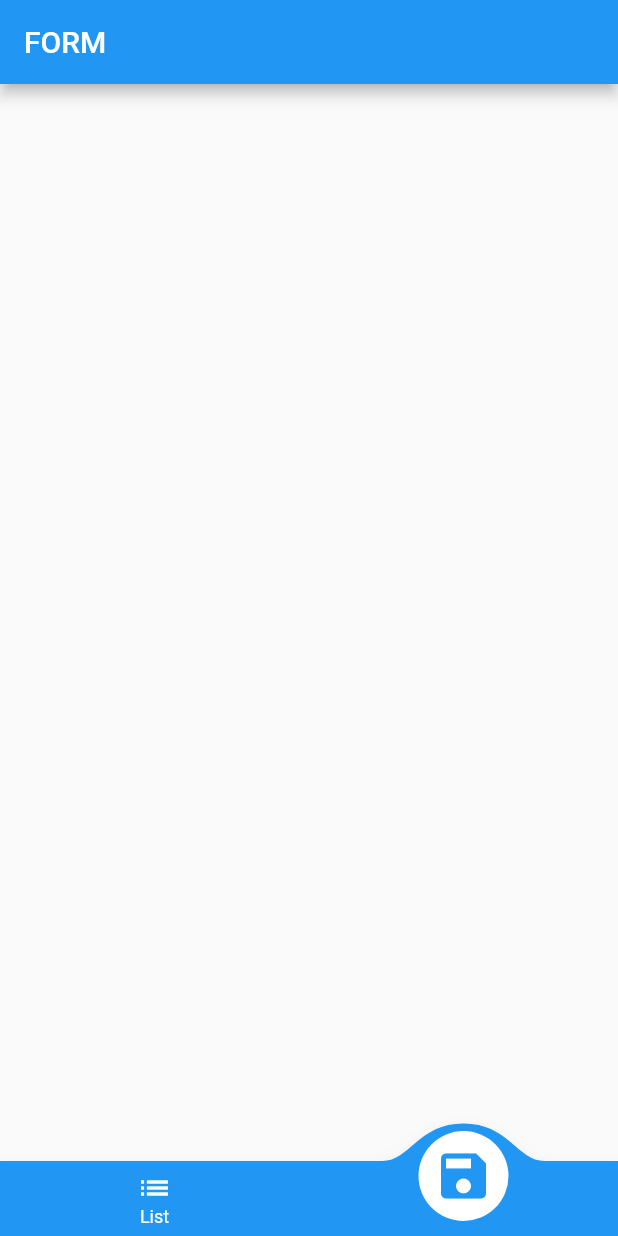
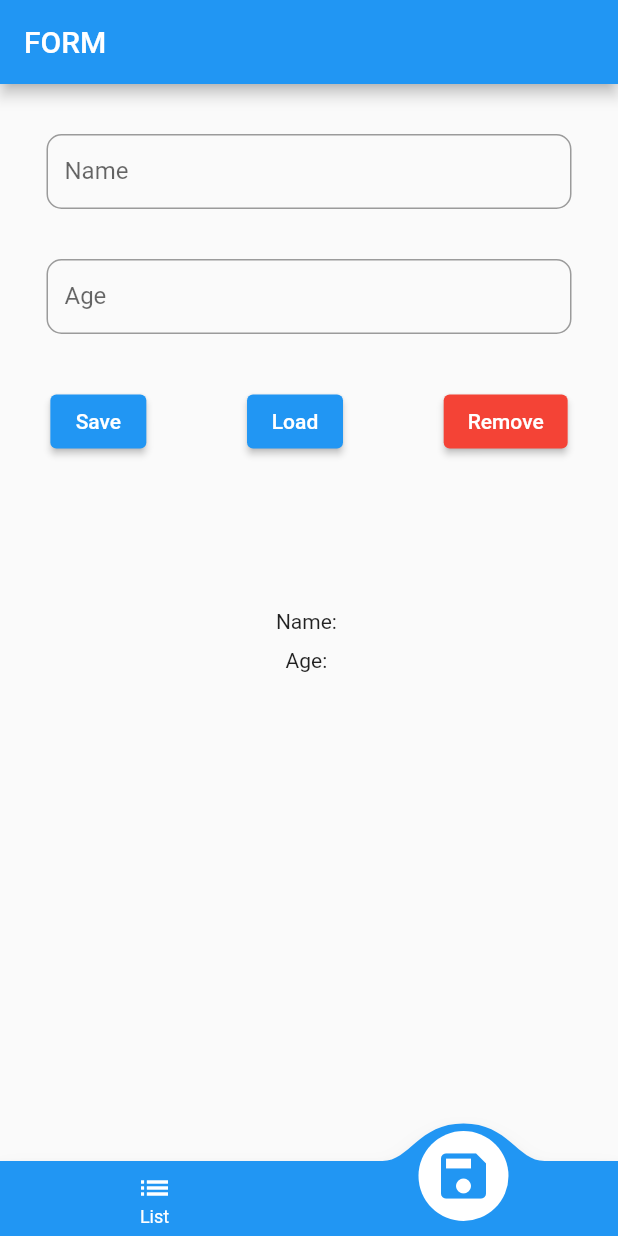
Before and after one commit to kareem96/Flutter-Bloc-JsonPlaceholder, a Flutter app: the screen it shows after launch, item 2 of the bottom bar chosen, on a phone screen of 412 x 824 dp. Run offline on Flutter 3.47's test engine with Material 2 defaults, Android fonts, the phone set to English and light mode, and no system bars; drawn by our look-alikes of convex_bottom_bar; our stand-ins replace flutter_bloc, shared_preferences; network calls fail.

Commit message:
update fix

```diff
--- /dev/null
+++ b/lib/data/local/sharedpref.dart
@@ -0,0 +1,23 @@
+
+
+
+
+import 'dart:convert';
+import 'package:shared_preferences/shared_preferences.dart';
+
+class SharedPref {
+  read(String key) async {
+    final prefs = await SharedPreferences.getInstance();
+    return json.decode(prefs.getString(key)!);
+  }
+
+  save(String key, value) async {
+    final prefs = await SharedPreferences.getInstance();
+    prefs.setString(key, json.encode(value));
+  }
+
+  remove(String key) async {
+    final prefs = await SharedPreferences.getInstance();
+    prefs.remove(key);
+  }
+}
--- /dev/null
+++ b/lib/data/model/form_user.dart
@@ -0,0 +1,17 @@
+
+
+
+class FormUser {
+  String? name;
+  String? age;
+  FormUser();
+
+  FormUser.fromJson(Map<String, dynamic> json) :
+      name = json['name'],
+      age = json['age'];
+
+  Map<String, dynamic> toJson() => {
+    'name':name,
+    'age':age,
+  };
+}
--- a/lib/data/model/user.dart
+++ b/lib/data/model/user.dart
@@ -13,10 +13,10 @@ class User {
   String body;
 
   factory User.fromJson(Map<String, dynamic> json) => User(
-    userId: json["userId"],
-    id: json["id"],
-    title: json["title"],
-    body: json["body"],
+    userId: json["userId"] ?? 0,
+    id: json["id"] ?? 0,
+    title: json["title"] ?? '',
+    body: json["body"] ?? '',
   );
 
   Map<String, dynamic> toJson() => {
--- a/lib/ui/form_page.dart
+++ b/lib/ui/form_page.dart
@@ -1,6 +1,8 @@
 
 
 
+import 'package:abdul_karim_test/data/local/sharedpref.dart';
+import 'package:abdul_karim_test/data/model/form_user.dart';
 import 'package:flutter/material.dart';
 
 class FormPage extends StatefulWidget {
@@ -11,10 +13,126 @@ class FormPage extends StatefulWidget {
 }
 
 class _FormPageState extends State<FormPage> {
+  SharedPref sharedPref = SharedPref();
+  FormUser saveForm = FormUser();
+  FormUser loadForm = FormUser();
+
+  loadSharedPrefs() async{
+    try{
+      FormUser user = FormUser.fromJson(await sharedPref.read('user'));
+      Scaffold.of(context).showSnackBar(const SnackBar(
+        content: Text('Loaded..'),
+        duration: Duration(milliseconds: 1000)));
+      setState(() {
+        loadForm = user;
+      });
+    }catch (e){
+      Scaffold.of(context).showSnackBar(const SnackBar(
+        content: Text('Not found..'),
+        duration: Duration(milliseconds: 1000),));
+    }
+  }
+
   @override
   Widget build(BuildContext context) {
     return Scaffold(
       appBar: AppBar(title: const Text('FORM'),),
+      body: ListView(
+        children: [
+          SizedBox(
+            height: 200,
+            child: Column(
+              mainAxisAlignment: MainAxisAlignment.spaceEvenly,
+              children: [
+                SizedBox(
+                  height: 50,
+                  width: 350,
+                  child: TextField(
+                    decoration: InputDecoration(
+                        border: OutlineInputBorder(
+                            borderSide: const BorderSide(color: Colors.grey ,width: 2),
+                            borderRadius: BorderRadius.circular(10.0)
+                        ),
+                      label: const Text('Name'),
+                    ),
+                    onChanged: (value){
+                      setState(() {
+                        saveForm.name = value;
+                      });
+                    },
+                  ),
+                ),
+                SizedBox(
+                  height: 50,
+                  width: 350,
+                  child: TextField(
+                    decoration: InputDecoration(
+                      border: OutlineInputBorder(
+                          borderSide: const BorderSide(color: Colors.grey ,width: 2),
+                          borderRadius: BorderRadius.circular(10.0)),
+                      label: const Text('Age'),
+                    ),
+                    onChanged: (value){
+                      setState(() {
+                        saveForm.age = value;
+                      });
+                    },
+                  ),
+                ),
+              ],
+            ),
+          ),
+          SizedBox(
+            height: 50,
+            child: Row(
+              mainAxisAlignment: MainAxisAlignment.spaceAround,
+              children: [
+                ElevatedButton(
+                    onPressed: (){
+                      sharedPref.save('user', saveForm);
+                      Scaffold.of(context).showSnackBar(const SnackBar(
+                        content: Text('Saved'),
+                        duration: Duration(milliseconds: 1000),
+                      ));
+                    },
+                    child: const Text('Save')
+                ),
+                ElevatedButton(
+                    onPressed: (){
+                      loadSharedPrefs();
+                    },
+                    child: const Text('Load')
+                ),
+                ElevatedButton(
+                    onPressed: (){
+                      sharedPref.remove('user');
+                      Scaffold.of(context).showSnackBar(const SnackBar(
+                          content: Text('Cleared')
+                      ));
+                      setState(() {
+                        loadForm = FormUser();
+                      });
+                    },
+                  style: ElevatedButton.styleFrom(
+                    primary: Colors.red
+                  ),
+                  child: const Text('Remove'),
+                ),
+              ],
+            ),
+          ),
+          const SizedBox(height: 100,),
+          SizedBox(
+            child: Column(
+              children: [
+                Text('Name: ' + (loadForm.name ?? '')),
+                const SizedBox(height: 10,),
+                Text('Age: ' + (loadForm.age ?? '')),
+              ],
+            ),
+          )
+        ],
+      ),
     );
   }
 }
--- a/lib/ui/home_tab.dart
+++ b/lib/ui/home_tab.dart
@@ -21,7 +21,7 @@ class _HomeTabState extends State<HomeTab> with SingleTickerProviderStateMixin{
   @override
   void initState() {
     _tabController = TabController(length: 2, vsync: this, initialIndex: 0);
-    context.read<UserBloc>().loadUserList();
+    /*context.read<UserBloc>().loadUserList();*/
     super.initState();
   }
 
@@ -55,7 +55,7 @@ class _HomeTabState extends State<HomeTab> with SingleTickerProviderStateMixin{
     return BlocConsumer<HomeBottomNavIndexBloc, int>(
       listener: (context, state){
         if(state == 0){
-          // context.read<UserBloc>().loadUserList();
+          context.read<UserBloc>().loadUserList();
         }
         setState(() {
           _tabController.index = state;
```
Also changed, not shown: lib/data/repository/user_repositories.dart (+5 -3 lines), lib/data/response/user_response.dart (+9 -3 lines), lib/widget/card_list.dart (+31 -4 lines).
